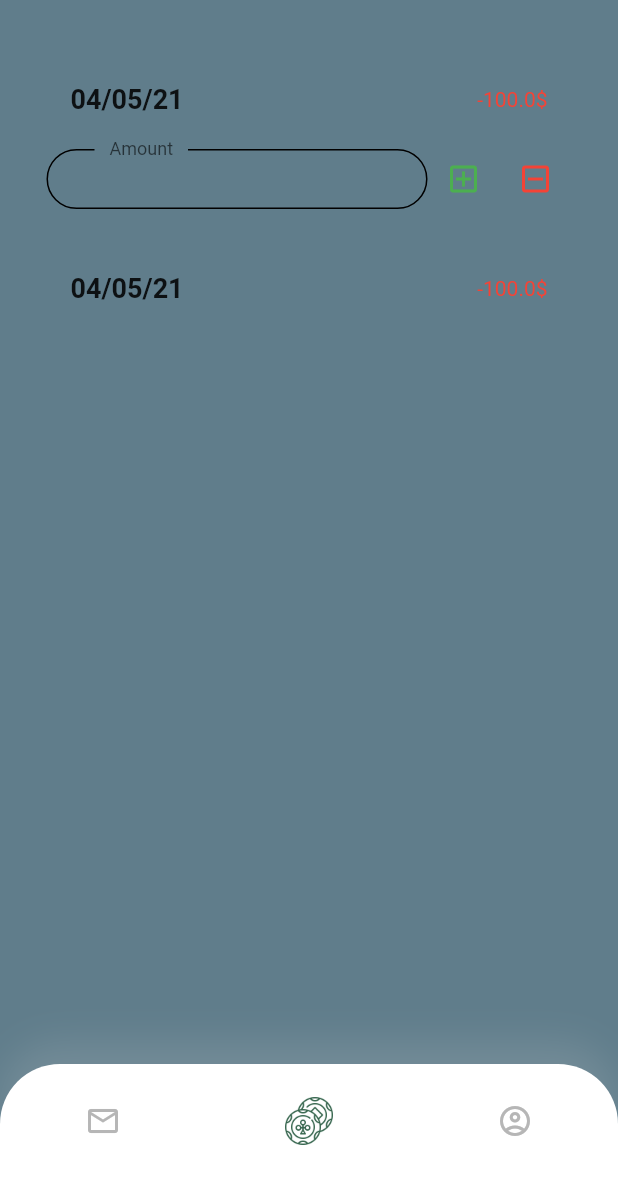
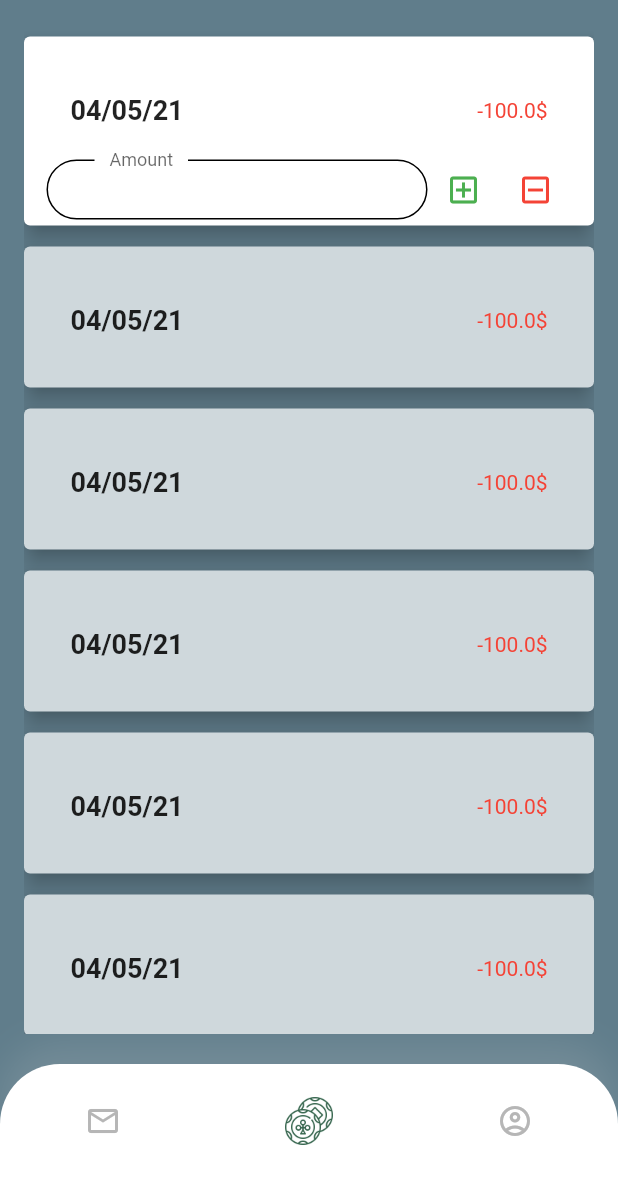
Before and after one commit to Passive-Inc-Co/game_debt, a Flutter app: the HomeScreen screen opened by its route, on a phone screen of 412 x 824 dp, the part 58-1236 px from its top. Run offline on Flutter 3.47's test engine with Material 2 defaults, Android fonts, the phone set to English and light mode, and no system bars; our stand-ins replace firebase_auth, firebase_core, google_sign_in; accounts and stored records are empty; Roboto replaces fonts that are missing (Muli).

Commit message:
listview builder for games sorting games activatied before

```diff
--- a/lib/models/game_log.dart
+++ b/lib/models/game_log.dart
@@ -7,6 +7,21 @@ class GameLog {
   var isActive = true;
   DateTime? endTime;
 
+  int activaitionSort(other){
+    if (this.isActive==null||other ==null){
+      return 0;
+    }
+    if (this.isActive==other.isActive){
+      return 0;
+    }
+    if (this.isActive==true && other.isActive ==false){
+      return -1;
+    }
+    if (this.isActive==false && other.isActive ==true){
+      return 1;
+    }
+    return 0;
+  }
   void addLog(int amount) {
     this.logs.add(SingleLog(amount: amount));
   }
--- a/lib/screens/home_screen/game_container.dart
+++ b/lib/screens/home_screen/game_container.dart
@@ -73,8 +73,12 @@ class _GameContainerState extends State<GameContainer> {
 
   @override
   Widget build(BuildContext context) {
-    return Padding(
-      padding: const EdgeInsets.symmetric(horizontal: 15.0),
+    return Card(
+      elevation: 6,
+        color: this.widget.gameData.isActive?Colors.blueGrey[150]:Colors.blueGrey[100],
+        margin: const EdgeInsets.symmetric( vertical: 7),
+        child: Padding(
+        padding: const EdgeInsets.symmetric(horizontal: 15.0 , vertical: 0),
         child: Column(
           children: <Widget>[
             SizedBox(height: 20.0),
@@ -99,6 +103,7 @@ class _GameContainerState extends State<GameContainer> {
             addSection()
           ],
         ),
+      ),
     );
   }
 }
--- a/lib/screens/home_screen/home_screen.dart
+++ b/lib/screens/home_screen/home_screen.dart
@@ -18,6 +18,7 @@ class HomeScreen extends StatefulWidget {
 
 class _HomeScreenState extends State<HomeScreen> {
   late List<GameLog> games;
+  final List<GameLog> demoItems=[demoUnAciveGameLog(),demoUnAciveGameLog(),demoGameLog(),demoUnAciveGameLog(),demoUnAciveGameLog(),demoUnAciveGameLog()];
 
   @override
   void initState() {
@@ -25,8 +26,12 @@ class _HomeScreenState extends State<HomeScreen> {
     super.initState();
   }
 
+
   @override
   Widget build(BuildContext context) {
+    this.demoItems.sort((a,b){
+      return a.activaitionSort(b);
+    });
     return Scaffold(
       backgroundColor: Colors.blueGrey,
       bottomNavigationBar: CustomBottomNavBar(selectedMenu: MenuState.home,),
@@ -38,11 +43,11 @@ class _HomeScreenState extends State<HomeScreen> {
             right: 16.0,
             bottom: 20.0,
           ),
-          child: Column(
-            children: [
-              GameContainer(demoGameLog()),
-              GameContainer(demoUnAciveGameLog()),
-            ],
+          child:ListView.builder(
+            itemCount: demoItems.length,
+            itemBuilder: (context, index) {
+              return GameContainer((demoItems[index]));
+            },
           )
         ),
       ),
```
Lines whose indentation alone changed are shown as unchanged.
